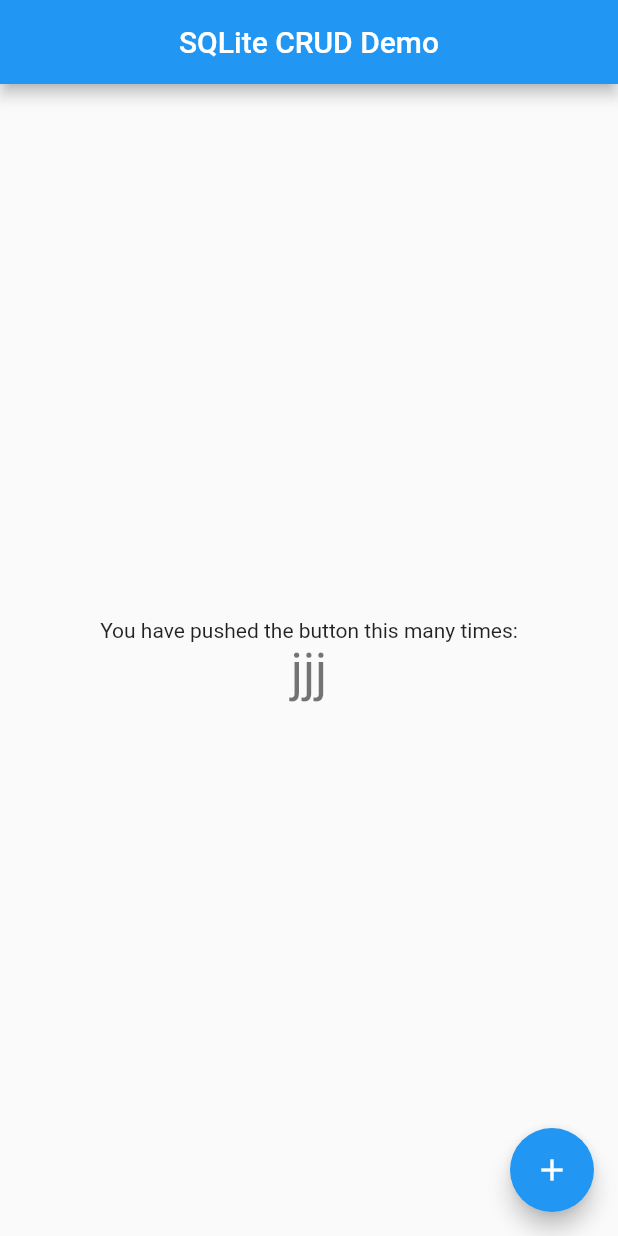
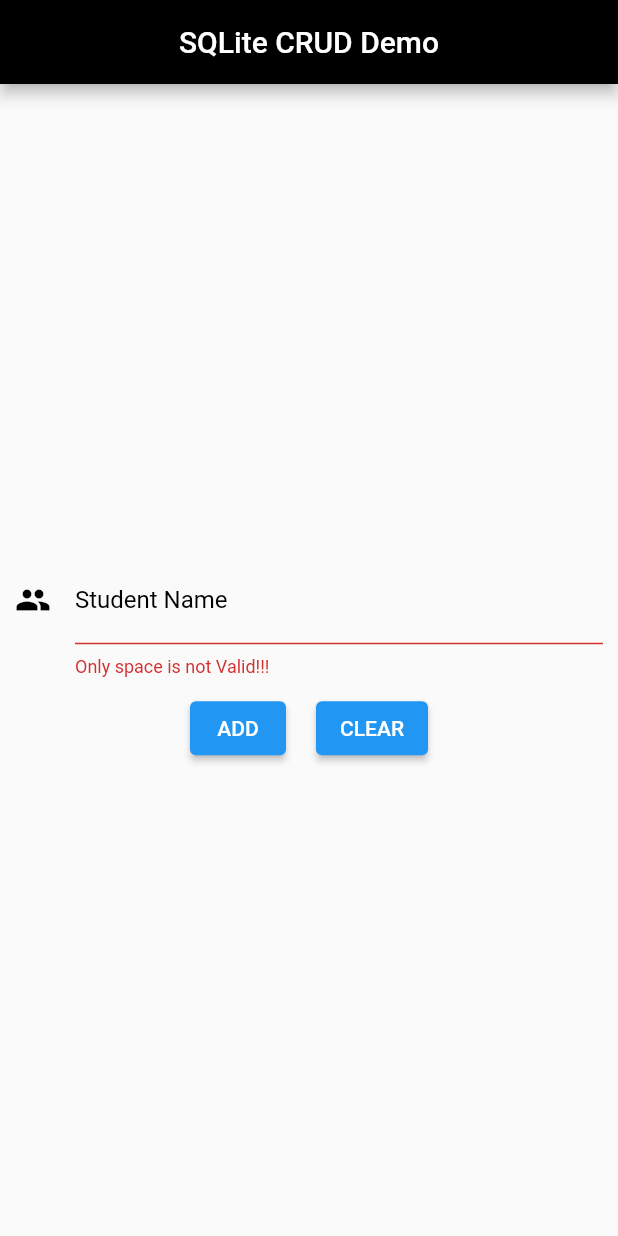
Before and after one commit to YanaLugina/flutter-with-SQFLite, a Flutter app: the screen it shows after launch, on a phone screen of 412 x 824 dp. Run offline on Flutter 3.47's test engine with Material 2 defaults, Android fonts, the phone set to English and light mode, and no system bars; our stand-ins replace sqflite; accounts and stored records are empty.

Commit message:
addStudents: was created storing Students names
        новый файл:    .gitignore
        новый файл:    ios/Podfile.lock
        изменено:      ios/Runner.xcodeproj/project.pbxproj
        изменено:      ios/Runner.xcworkspace/contents.xcworkspacedata
        изменено:      lib/db/database.dart
        изменено:      lib/main.dart

```diff
--- a/lib/db/database.dart
+++ b/lib/db/database.dart
@@ -15,9 +15,9 @@ class DBProvider {
   String columnName = 'name';
 
   Future<Database> get database async {
-    if(_database != null) {
+    /*if(_database != null) {
       return _database;
-    }
+    }*/
     _database = await _initDB();
     return _database;
   }
@@ -66,7 +66,7 @@ class DBProvider {
 
   //DELETE
   Future<int> deleteStudent(int id) async {
-    Database db = await this.database;
+    Database db = await database;
     return await db.delete(
       studentsTable,
       where: '$columnId = ?',
--- a/lib/main.dart
+++ b/lib/main.dart
@@ -1,4 +1,9 @@
 import 'package:flutter/material.dart';
+import 'package:flutter_with_db/model/student.dart';
+import 'package:path_provider/path_provider.dart';
+import 'dart:io';
+
+import 'db/database.dart';
 
 void main() {
   runApp(const MyApp());
@@ -24,33 +29,128 @@ class StudentPage extends StatefulWidget {
 
 class _StudentPageState extends State<StudentPage> {
   final GlobalKey<FormState> _formStateKey = GlobalKey<FormState>();
+  final _studentNameController = TextEditingController();
+
+  Future<List<Student>>? _studentsList;
+  String? _studentName;
+  bool isUpdate = false;
+  late int studentIdForUpdate;
+
+  @override
+  void initState() {
+    super.initState();
+    updateStudentList();
+  }
+
+  updateStudentList() {
+    setState(() => {
+      _studentsList = DBProvider.db.getStudents()
+    });
+  }
 
   @override
   Widget build(BuildContext context) {
     return Scaffold(
       appBar: AppBar(
         centerTitle: true,
-        title: Text('SQLite CRUD Demo'),
+        title: const Text('SQLite CRUD Demo'),
+        backgroundColor: Colors.black,
       ),
-      body: Center(
-        child: Column(
+      body: Column(
           mainAxisAlignment: MainAxisAlignment.center,
           children: <Widget>[
-            const Text(
-              'You have pushed the button this many times:',
+            Form(
+              key: _formStateKey,
+              autovalidate: true,
+              child: Column(
+                children: <Widget>[
+                  Padding(
+                    padding: const EdgeInsets.only(left: 10.0, right: 10.0, bottom: 10.0),
+                    child: TextFormField(
+                      validator: (value) {
+                        if(value == null) {
+                          return 'Please enter student name';
+                        }
+                        if (value.trim() == "") {
+                          return "Only space is not Valid!!!";
+                        }
+                        return null;
+                      },
+                      onSaved: (value) {
+                        _studentName = value;
+                      },
+                      controller: _studentNameController,
+                      decoration: const InputDecoration(
+                        focusedBorder: UnderlineInputBorder(
+                          borderSide: BorderSide(
+                            color: Colors.greenAccent,
+                            width: 2.0,
+                            style: BorderStyle.solid
+                          ),
+                        ),
+                        labelText: "Student Name",
+                        icon: Icon(
+                          Icons.people,
+                          color: Colors.black,
+                        ),
+                        fillColor: Colors.white,
+                        labelStyle: TextStyle(
+                          color: Colors.black
+                        ),
+                      ),
+                    ),
+                  ),
+                ],
+              ),
             ),
-            Text(
-              'jjj',
-              style: Theme.of(context).textTheme.headline4,
+            Row(
+              mainAxisAlignment: MainAxisAlignment.center,
+              children: <Widget>[
+                ElevatedButton(
+                    onPressed: () {
+                      if(isUpdate) {
+                        if(_formStateKey.currentState!.validate()) {
+                          _formStateKey.currentState!.save();
+                          DBProvider.db.updateStudent(Student(studentIdForUpdate, _studentName))
+                          .then((data) {
+                            setState(() {
+                              isUpdate = false;
+                            });
+                          });
+                        }
+                      } else {
+                        if(_formStateKey.currentState!.validate()) {
+                          _formStateKey.currentState!.save();
+                          DBProvider.db.insertStudent(Student(null, _studentName));
+                        }
+                      }
+
+                      _studentNameController.text = '';
+                      updateStudentList();
+                    },
+                    child: Text(
+                      (isUpdate ? 'UPDATE': 'ADD'),
+                      style: const TextStyle(
+                        color: Colors.white
+                      ),
+                    ),
+                ),
+                const Padding(
+                    padding: EdgeInsets.all(10.0)
+                ),
+                ElevatedButton(
+                  onPressed: () {},
+                  child: const Text(
+                    'CLEAR',
+                    style: TextStyle(
+                        color: Colors.white
+                    ),
+                  ),
+                ),
+              ],
             ),
           ],
-        ),
-      ),
-      floatingActionButton: FloatingActionButton(
-        onPressed: (){},
-        tooltip: 'Increment',
-        child: const Icon(Icons.add),
-      ), // This trailing comma makes auto-formatting nicer for build methods.
+        ), // This trailing comma makes auto-formatting nicer for build methods.
     );
   }
 }
```
Also changed, not shown: 4 other files.
